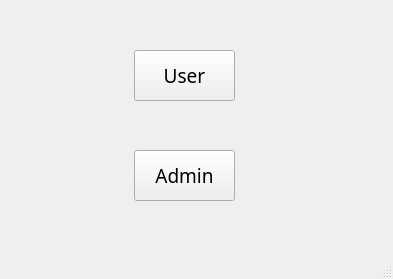
This is Proyecto2/useradmin.ui in WilliamAvila/Proyecto2EstructurasDeDatos as Qt 5 draws it before an edit. The edited form follows.
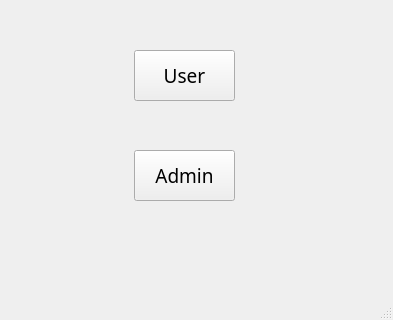
This is the edited form. Icons and pictures are not drawn.

What changed in the file:
```diff
--- a/Proyecto2/useradmin.ui
+++ b/Proyecto2/useradmin.ui
@@ -7,7 +7,7 @@
     <x>0</x>
     <y>0</y>
     <width>393</width>
-    <height>279</height>
+    <height>320</height>
    </rect>
   </property>
   <property name="windowTitle">
@@ -15,7 +15,10 @@
   </property>
   <property name="windowIcon">
    <iconset resource="Resources.qrc">
-    <normaloff>:/imgs/img-world-map.png</normaloff>:/imgs/img-world-map.png</iconset>
+    <normaloff>:/imgs/digital-airline.jpg</normaloff>:/imgs/digital-airline.jpg</iconset>
+  </property>
+  <property name="styleSheet">
+   <string notr="true">background-image: url(:/imgs/ace_combat-1920x1200.jpg);</string>
   </property>
   <widget class="QWidget" name="centralwidget">
    <widget class="QPushButton" name="pushButton">
```
